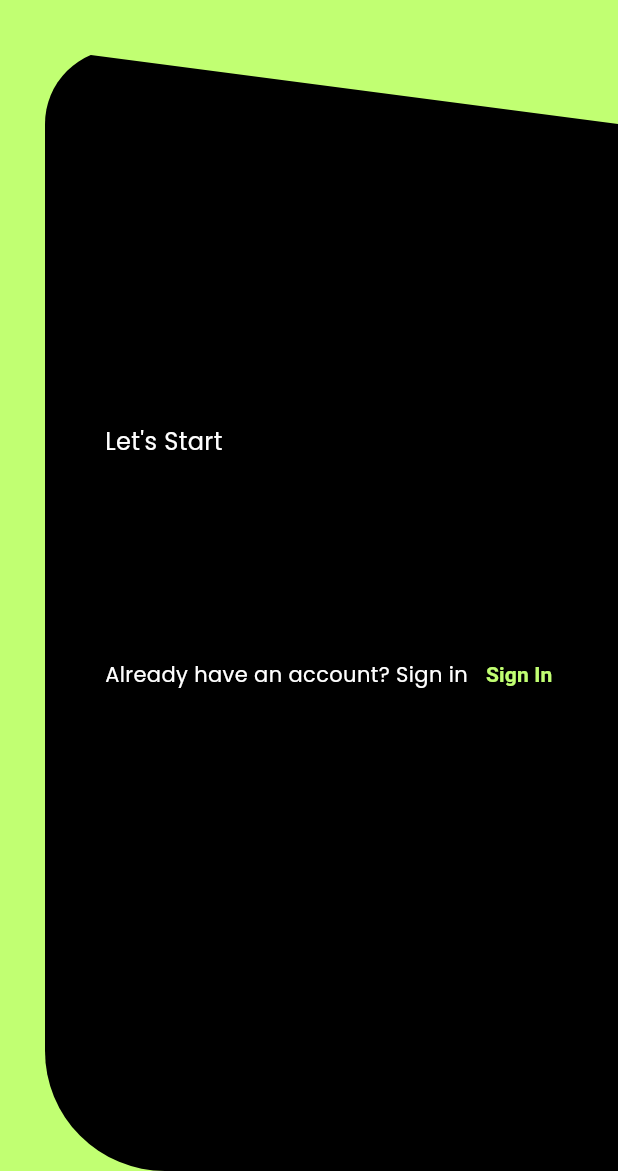
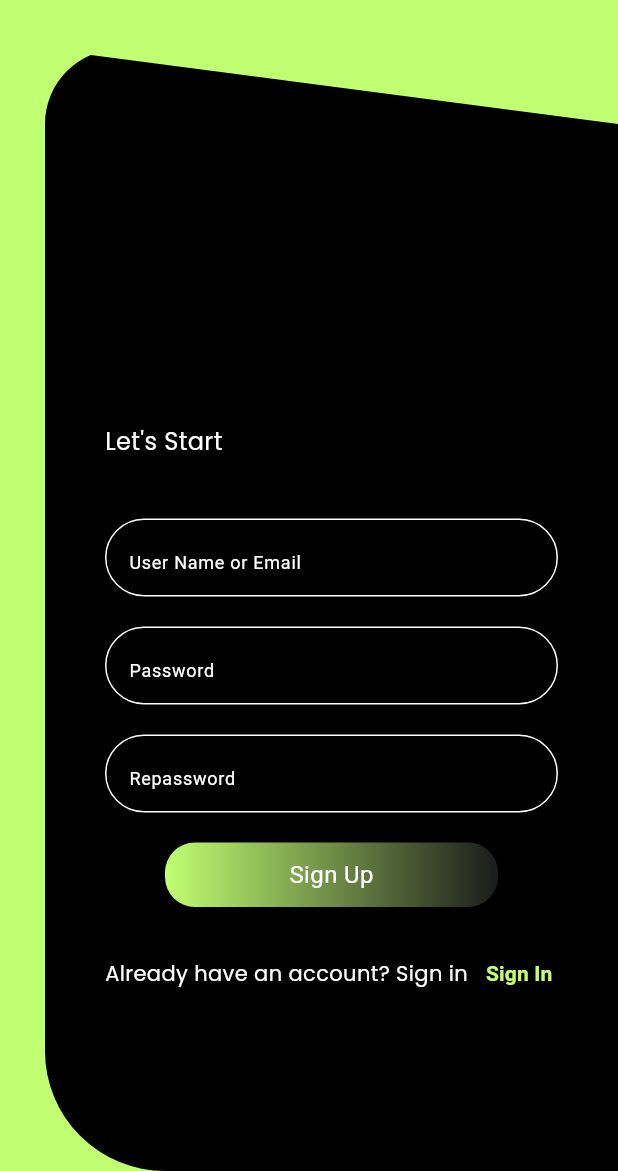
Before and after one commit to vishnulalvm/calculator_app, a Flutter app: the SignupScreen screen opened directly, on a phone screen of 412 x 824 dp, the part 65-1236 px from its top. Run offline on Flutter 3.47's test engine with Material 3 defaults, Android fonts, the phone set to English and light mode, and no system bars; our stand-ins replace firebase_core, get; accounts and stored records are empty.

```diff
--- a/lib/views/auth/signup_screen.dart
+++ b/lib/views/auth/signup_screen.dart
@@ -1,6 +1,8 @@
 import 'package:calculator_app/constants/colors.dart';
 import 'package:calculator_app/constants/styles.dart';
 import 'package:calculator_app/views/auth/login_screen.dart';
+import 'package:calculator_app/widgets/custom_textformfield.dart';
+import 'package:calculator_app/widgets/gradient_button.dart';
 import 'package:calculator_app/widgets/text_widget.dart';
 import 'package:flutter/material.dart';
 
@@ -12,6 +14,9 @@ class SignupScreen extends StatefulWidget {
 }
 
 class _SignupScreenState extends State<SignupScreen> {
+  final TextEditingController _emailController = TextEditingController();
+  final TextEditingController _passwordController = TextEditingController();
+  final TextEditingController _repasswordController = TextEditingController();
   @override
   Widget build(BuildContext context) {
     return Scaffold(
@@ -39,21 +44,33 @@ class _SignupScreenState extends State<SignupScreen> {
                     const SizedBox(
                       height: 40,
                     ),
-                    // const CustomTextField(hintText: "User Name or Email",),
+                    CustomTextField(
+                      controller: _emailController,
+                      hintText: "User Name or Email",
+                    ),
                     const SizedBox(
                       height: 20,
                     ),
-                    // const CustomTextField(hintText: "Password",),
+                    CustomTextField(
+                      controller: _passwordController,
+                      hintText: "Password",
+                    ),
                     const SizedBox(
                       height: 20,
                     ),
-                    // const CustomTextField(hintText: "Repassword",),
+                    CustomTextField(
+                      controller: _repasswordController,
+                      hintText: "Repassword",
+                    ),
                     const SizedBox(
                       height: 20,
                     ),
-                    const Padding(
-                      padding: EdgeInsets.only(left: 40, right: 40),
-                      // child: GradientButton(name: "Sign Up",),
+                    Padding(
+                      padding: const EdgeInsets.only(left: 40, right: 40),
+                      child: GradientButton(
+                        onPressed: () {},
+                        name: "Sign Up",
+                      ),
                     ),
                     const SizedBox(
                       height: 20,
--- a/pubspec.yaml
+++ b/pubspec.yaml
@@ -9,7 +9,10 @@ environment:
   sdk: ^3.5.1
 
 dependencies:
+  cloud_firestore: ^5.4.0
   cupertino_icons: ^1.0.8
+  firebase_auth: ^5.2.0
+  firebase_core: ^3.4.0
   flutter:
     sdk: flutter
   get: ^4.6.6
```
Also changed, not shown: lib/bindings/home_bindings.dart (added, +9 -0 lines), lib/main.dart (+21 -2 lines), lib/views/auth/login_screen.dart (+20 -11 lines), firebase.json (added), lib/firebase_options.dart (added), lib/routes/routes.dart (added), pubspec.lock, 6 other files.
